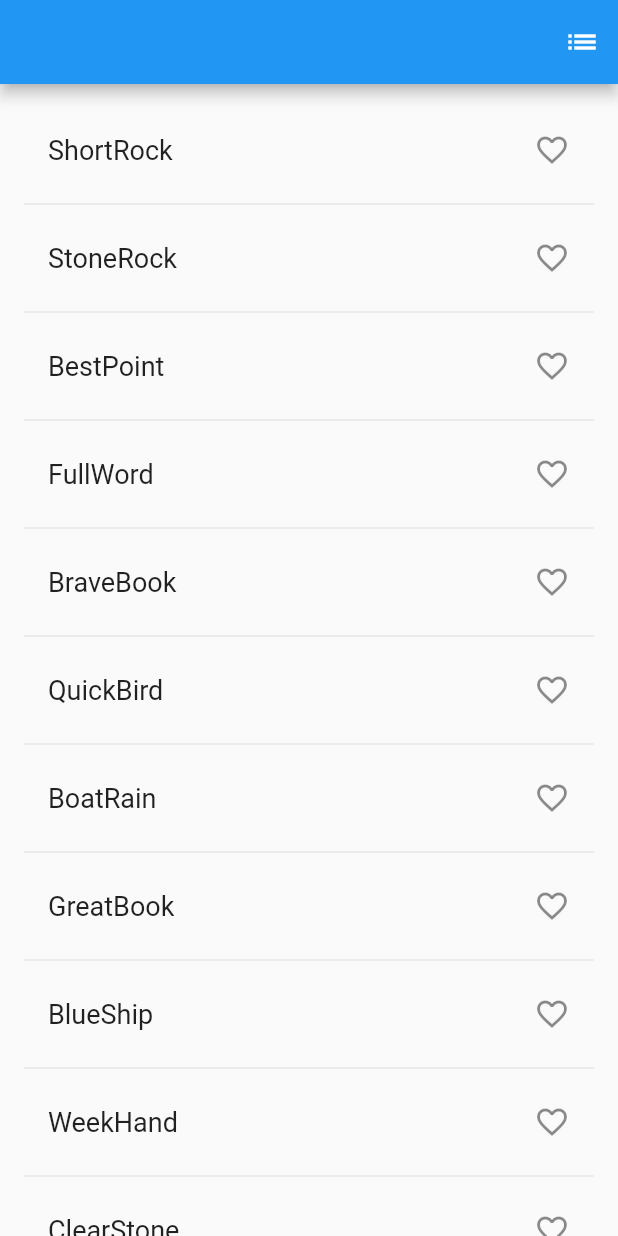
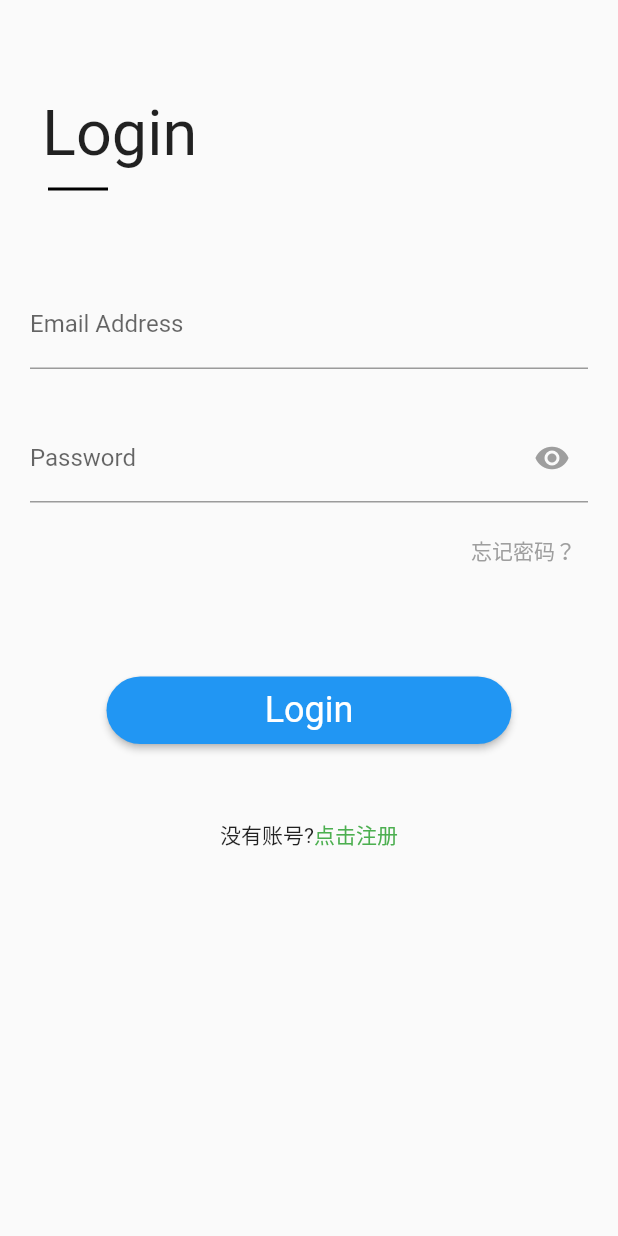
Before and after one commit to Zengcheng283/movement_web_dev, a Flutter app: the screen it shows after launch, on a phone screen of 412 x 824 dp. Run offline on Flutter 3.47's test engine with Material 2 defaults, Android fonts, the light colour scheme and no system bars.

Commit message:
添加主页与登录页，在进入主页之前首先进入登录页，在登录页成功登陆后再进入主页

```diff
--- /dev/null
+++ b/lib/HomePage.dart
@@ -0,0 +1,18 @@
+import 'package:flutter/material.dart';
+
+class HomePage extends StatefulWidget {
+  const HomePage({Key? key, required this.title}) : super(key: key);
+  final String title;
+
+  @override
+  State<HomePage> createState() => _HomePageState();
+}
+
+class _HomePageState extends State<HomePage> {
+  @override
+  Widget build(BuildContext context) {
+    return const Scaffold(
+      body: Center(child: Text("这是主页")),
+    );
+  }
+}
--- /dev/null
+++ b/lib/LoginPage.dart
@@ -0,0 +1,167 @@
+import 'package:flutter/material.dart';
+
+class LoginPage extends StatefulWidget {
+  const LoginPage({Key? key, required this.title}) : super(key: key);
+  final String title;
+
+  @override
+  _LoginPageState createState() => _LoginPageState();
+}
+
+class _LoginPageState extends State<LoginPage> {
+  final GlobalKey _formKey = GlobalKey<FormState>();
+  late String _email, _password;
+  bool _isObscure = true;
+  Color _eyeColor = Colors.grey;
+
+  @override
+  Widget build(BuildContext context) {
+    return Scaffold(
+      body: Form(
+        key: _formKey, // 设置globalKey，用于后面获取FormStat
+        autovalidateMode: AutovalidateMode.onUserInteraction,
+        child: ListView(
+          padding: const EdgeInsets.symmetric(horizontal: 20),
+          children: [
+            const SizedBox(height: kToolbarHeight), // 距离顶部一个工具栏的高度
+            buildTitle(), // Login
+            buildTitleLine(), // Login下面的下划线
+            const SizedBox(height: 60),
+            buildEmailTextField(), // 输入邮箱
+            const SizedBox(height: 30),
+            buildPasswordTextField(context), // 输入密码
+            buildForgetPasswordText(context), // 忘记密码
+            const SizedBox(height: 60),
+            buildLoginButton(context), // 登录按钮
+            const SizedBox(height: 40),
+            buildRegisterText(context), // 注册
+          ],
+        ),
+      ),
+    );
+  }
+
+  Widget buildRegisterText(context) {
+    return Center(
+      child: Padding(
+        padding: const EdgeInsets.only(top: 10),
+        child: Row(
+          mainAxisAlignment: MainAxisAlignment.center,
+          children: [
+            const Text('没有账号?'),
+            GestureDetector(
+              child: const Text('点击注册', style: TextStyle(color: Colors.green)),
+              onTap: () {
+                print("点击注册");
+              },
+            )
+          ],
+        ),
+      ),
+    );
+  }
+
+  Widget buildLoginButton(BuildContext context) {
+    return Align(
+      child: SizedBox(
+        height: 45,
+        width: 270,
+        child: ElevatedButton(
+          style: ButtonStyle(
+              // 设置圆角
+              shape: MaterialStateProperty.all(const StadiumBorder(
+                  side: BorderSide(style: BorderStyle.none)))),
+          child: Text('Login',
+              style: Theme.of(context).primaryTextTheme.headline5),
+          onPressed: () {
+            // 表单校验通过才会继续执行
+            if ((_formKey.currentState as FormState).validate()) {
+              (_formKey.currentState as FormState).save();
+              Navigator.of(context).pushNamed("/Home");
+            }
+          },
+        ),
+      ),
+    );
+  }
+
+  Widget buildForgetPasswordText(BuildContext context) {
+    return Padding(
+      padding: const EdgeInsets.only(top: 8),
+      child: Align(
+        alignment: Alignment.centerRight,
+        child: TextButton(
+          onPressed: () {
+            Navigator.pop(context);
+          },
+          child: const Text("忘记密码？",
+              style: TextStyle(fontSize: 14, color: Colors.grey)),
+        ),
+      ),
+    );
+  }
+
+  Widget buildPasswordTextField(BuildContext context) {
+    return TextFormField(
+        obscureText: _isObscure, // 是否显示文字
+        onSaved: (v) => _password = v!,
+        validator: (v) {
+          if (v!.isEmpty) {
+            return '请输入密码';
+          }
+        },
+        decoration: InputDecoration(
+            labelText: "Password",
+            suffixIcon: IconButton(
+              icon: Icon(
+                Icons.remove_red_eye,
+                color: _eyeColor,
+              ),
+              onPressed: () {
+                // 修改 state 内部变量, 且需要界面内容更新, 需要使用 setState()
+                setState(() {
+                  _isObscure = !_isObscure;
+                  _eyeColor = (_isObscure
+                      ? Colors.grey
+                      : Theme.of(context).iconTheme.color)!;
+                });
+              },
+            )));
+  }
+
+  Widget buildEmailTextField() {
+    return TextFormField(
+      decoration: const InputDecoration(labelText: 'Email Address'),
+      validator: (v) {
+        var emailReg = RegExp(
+            r"[\w!#$%&'*+/=?^_`{|}~-]+(?:\.[\w!#$%&'*+/=?^_`{|}~-]+)*@(?:[\w](?:[\w-]*[\w])?\.)+[\w](?:[\w-]*[\w])?");
+        if (!emailReg.hasMatch(v!)) {
+          return '请输入正确的邮箱地址';
+        }
+      },
+      onSaved: (v) => _email = v!,
+    );
+  }
+
+  Widget buildTitleLine() {
+    return Padding(
+        padding: const EdgeInsets.only(left: 12.0, top: 4.0),
+        child: Align(
+          alignment: Alignment.bottomLeft,
+          child: Container(
+            color: Colors.black,
+            width: 40,
+            height: 2,
+          ),
+        ));
+  }
+
+  Widget buildTitle() {
+    return const Padding(
+        padding: EdgeInsets.all(8),
+        child: Text(
+          'Login',
+          style: TextStyle(fontSize: 42),
+        ));
+  }
+}
--- a/lib/main.dart
+++ b/lib/main.dart
@@ -1,119 +1,24 @@
-import 'package:english_words/english_words.dart';
 import 'package:flutter/material.dart';
+import 'LoginPage.dart';
+import 'HomePage.dart';
 
-void main() {
-  runApp(const MyApp());
-}
+void main() => runApp(const MyApp());
 
 class MyApp extends StatelessWidget {
-  const MyApp({super.key});
+  const MyApp({Key? key}) : super(key: key);
 
   @override
   Widget build(BuildContext context) {
-    return const MaterialApp(
-      title: 'Startup Name Generator',
-      home: Scaffold(
-        body: Center(
-          // child: Text("HelloWorld!"), // 注释掉下面一行以及以下所有类，启用这行为HelloWorld
-          child: RandomWords(),
+    return MaterialApp(
+        debugShowCheckedModeBanner: false, // 不显示右上角的 debug
+        title: 'Flutter Demo',
+        theme: ThemeData(
+          primarySwatch: Colors.blue,
         ),
-      ),
-    );
+        // 注册路由表
+        routes: {
+          "/": (BuildContext context) => new LoginPage(title: "登录"), // 首页路由
+          "/Home": (BuildContext context) => new HomePage(title: "主页"), // 主页路由
+        });
   }
 }
-
-class RandomWords extends StatefulWidget {
-  const RandomWords({Key? key}) : super(key: key);
-
-  @override
-  State<RandomWords> createState() => _RandomWordsState();
-}
-
-class _RandomWordsState extends State<RandomWords> {
-  final _suggestions = <WordPair>[];
-  final Set<WordPair> _saved = <WordPair>{};
-  final _biggerFont = const TextStyle(fontSize: 18);
-
-  @override
-  Widget build(BuildContext context) {
-    return Scaffold(
-        appBar: AppBar(
-          actions: <Widget>[
-            IconButton(icon: const Icon(Icons.list), onPressed: _pushSaved),
-          ],
-        ),
-      body: _buildSuggestions(),
-    );
-  }
-
-  Widget _buildSuggestions() {
-    return ListView.builder(
-        padding: const EdgeInsets.all(16.0),
-        itemBuilder: (BuildContext _context, int i) {
-          if (i.isOdd) {
-            return const Divider();
-          }
-          final int index = i ~/ 2;
-          if (index >= _suggestions.length) {
-            _suggestions.addAll(generateWordPairs().take(10));
-          }
-          return _buildRow(_suggestions[index]);
-        });
-  }
-
-  Widget _buildRow(WordPair pair) {
-    final bool alreadySaved = _saved.contains(pair);
-
-    return ListTile(
-      title: Text(
-        pair.asPascalCase,
-        style: _biggerFont,
-      ),
-      trailing: Icon(
-        alreadySaved ? Icons.favorite : Icons.favorite_border,
-        color: alreadySaved ? Colors.red : null,
-      ),
-      onTap: () {
-        setState(() {
-          if (alreadySaved) {
-            _saved.remove(pair);
-          } else {
-            _saved.add(pair);
-          }
-        });
-      },
-    );
-  }
-
-  void _pushSaved() {
-    Navigator.of(context).push(
-        MaterialPageRoute<void>(
-          builder: (BuildContext context) {
-            final Iterable<ListTile> tiles = _saved.map(
-                  (WordPair pair) {
-                return ListTile(
-                  title: Text(
-                    pair.asPascalCase,
-                    style: _biggerFont,
-                  ),
-                );
-              },
-            );
-            final List<Widget> divided = ListTile
-                .divideTiles(
-              context: context,
-              tiles: tiles,
-            )
-                .toList();
-
-            return Scaffold(
-              appBar: AppBar(
-                title: const Text('Saved Suggestions'),
-              ),
-              body: ListView(children: divided),
-            );
-          },
-        ),
-    );
-  }
-}
--- a/pubspec.yaml
+++ b/pubspec.yaml
@@ -37,6 +37,8 @@ dependencies:
   # Use with the CupertinoIcons class for iOS style icons.
   cupertino_icons: ^1.0.2
   english_words: ^4.0.0
+  flutter_screenutil: ^5.5.4
+  font_awesome_flutter: ^10.2.1
 
 dev_dependencies:
   flutter_test:
```
Also changed, not shown: pubspec.lock.
